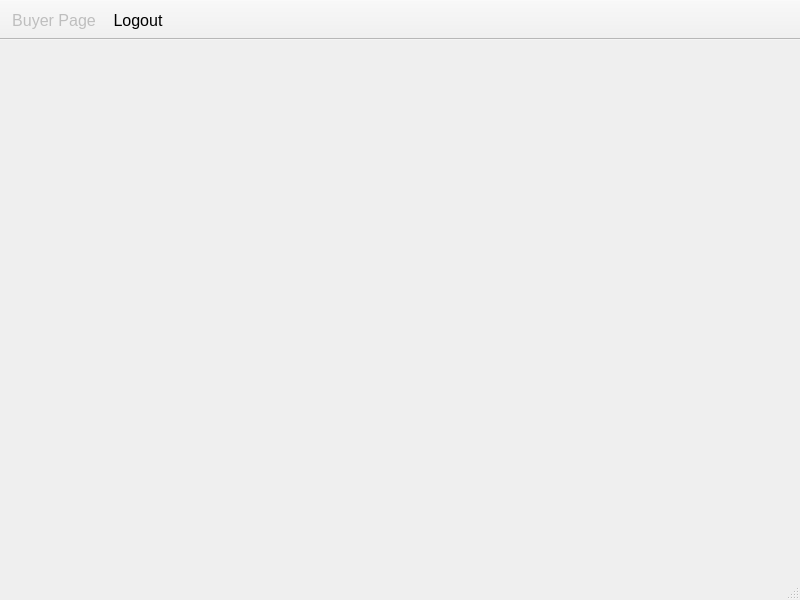
Above: buyer.ui from MrCode4/Digikala before the change. Below: the same form after it.
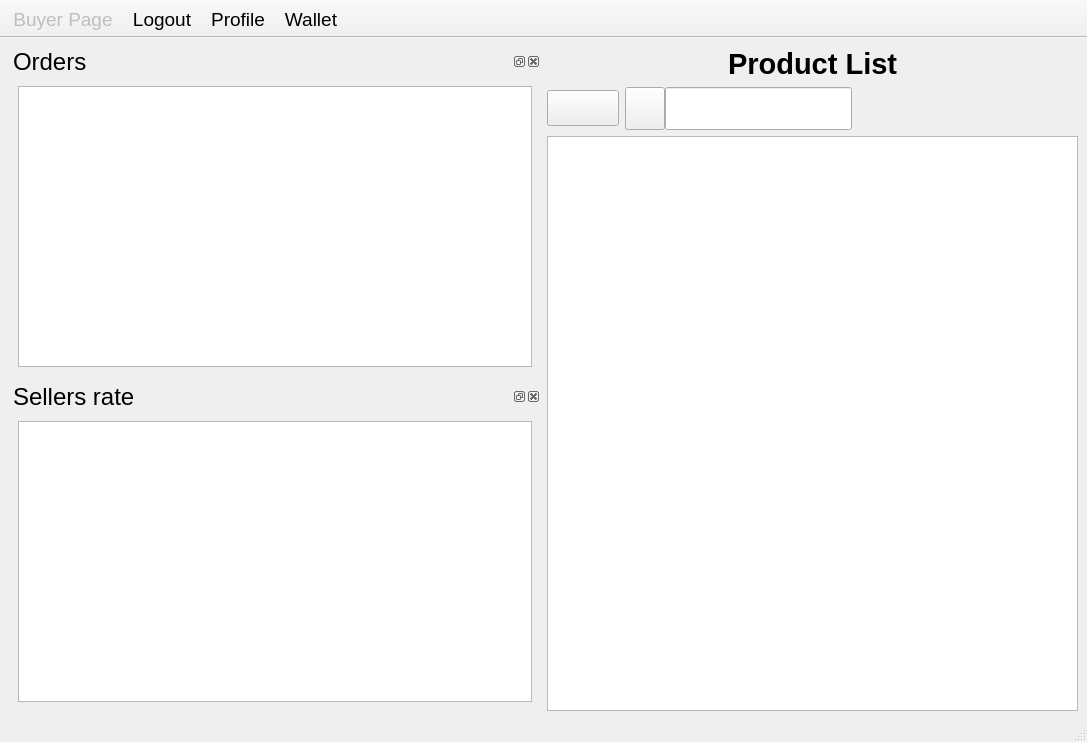
That is the form after the change. Icons and pictures are not drawn.

Commit message: buyer and serller ui updated

What changed in the file:
```diff
--- a/buyer.ui
+++ b/buyer.ui
@@ -6,20 +6,260 @@
    <rect>
     <x>0</x>
     <y>0</y>
-    <width>800</width>
-    <height>600</height>
+    <width>1087</width>
+    <height>742</height>
    </rect>
   </property>
   <property name="windowTitle">
    <string>MainWindow</string>
   </property>
-  <widget class="QWidget" name="centralwidget"/>
+  <widget class="QWidget" name="centralwidget">
+   <layout class="QHBoxLayout" name="horizontalLayout_3">
+    <item>
+     <layout class="QVBoxLayout" name="verticalLayout_2">
+      <item>
+       <widget class="QDockWidget" name="dockWidget_5">
+        <property name="minimumSize">
+         <size>
+          <width>200</width>
+          <height>145</height>
+         </size>
+        </property>
+        <property name="font">
+         <font>
+          <pointsize>18</pointsize>
+         </font>
+        </property>
+        <property name="windowTitle">
+         <string>Orders</string>
+        </property>
+        <widget class="QWidget" name="average_sellers_rate_contents_2">
+         <layout class="QVBoxLayout" name="verticalLayout_6">
+          <item>
+           <widget class="QTableView" name="order_tableView">
+            <property name="sizeAdjustPolicy">
+             <enum>QAbstractScrollArea::AdjustToContents</enum>
+            </property>
+           </widget>
+          </item>
+         </layout>
+        </widget>
+       </widget>
+      </item>
+      <item>
+       <widget class="QDockWidget" name="dockWidget_4">
+        <property name="minimumSize">
+         <size>
+          <width>200</width>
+          <height>145</height>
+         </size>
+        </property>
+        <property name="font">
+         <font>
+          <pointsize>18</pointsize>
+         </font>
+        </property>
+        <property name="windowTitle">
+         <string>Sellers rate</string>
+        </property>
+        <widget class="QWidget" name="average_sellers_rate_contents">
+         <layout class="QVBoxLayout" name="verticalLayout_5">
+          <item>
+           <widget class="QTableView" name="rate_tableView">
+            <property name="sizeAdjustPolicy">
+             <enum>QAbstractScrollArea::AdjustToContents</enum>
+            </property>
+           </widget>
+          </item>
+         </layout>
+        </widget>
+       </widget>
+      </item>
+     </layout>
+    </item>
+    <item>
+     <layout class="QVBoxLayout" name="verticalLayout">
+      <item>
+       <layout class="QHBoxLayout" name="horizontalLayout_6">
+        <property name="spacing">
+         <number>0</number>
+        </property>
+        <item>
+         <spacer name="horizontalSpacer_8">
+          <property name="orientation">
+           <enum>Qt::Horizontal</enum>
+          </property>
+          <property name="sizeHint" stdset="0">
+           <size>
+            <width>40</width>
+            <height>20</height>
+           </size>
+          </property>
+         </spacer>
+        </item>
+        <item>
+         <widget class="QLabel" name="label_7">
+          <property name="maximumSize">
+           <size>
+            <width>50</width>
+            <height>50</height>
+           </size>
+          </property>
+          <property name="text">
+           <string/>
+          </property>
+          <property name="pixmap">
+           <pixmap resource="qdarkstyle/style.qrc">:/images/product.png</pixmap>
+          </property>
+          <property name="scaledContents">
+           <bool>true</bool>
+          </property>
+         </widget>
+        </item>
+        <item>
+         <widget class="QLabel" name="label_3">
+          <property name="font">
+           <font>
+            <pointsize>22</pointsize>
+            <weight>75</weight>
+            <bold>true</bold>
+           </font>
+          </property>
+          <property name="text">
+           <string>Product List</string>
+          </property>
+         </widget>
+        </item>
+        <item>
+         <widget class="QLabel" name="label_8">
+          <property name="maximumSize">
+           <size>
+            <width>50</width>
+            <height>50</height>
+           </size>
+          </property>
+          <property name="text">
+           <string/>
+          </property>
+          <property name="pixmap">
+           <pixmap resource="qdarkstyle/style.qrc">:/images/product.png</pixmap>
+          </property>
+          <property name="scaledContents">
+           <bool>true</bool>
+          </property>
+         </widget>
+        </item>
+        <item>
+         <spacer name="horizontalSpacer_9">
+          <property name="orientation">
+           <enum>Qt::Horizontal</enum>
+          </property>
+          <property name="sizeHint" stdset="0">
+           <size>
+            <width>40</width>
+            <height>20</height>
+           </size>
+          </property>
+         </spacer>
+        </item>
+       </layout>
+      </item>
+      <item>
+       <layout class="QHBoxLayout" name="horizontalLayout_2">
+        <item>
+         <widget class="QPushButton" name="pushButton_5">
+          <property name="font">
+           <font>
+            <pointsize>18</pointsize>
+           </font>
+          </property>
+          <property name="text">
+           <string/>
+          </property>
+          <property name="icon">
+           <iconset resource="qdarkstyle/style.qrc">
+            <normaloff>:/images/buy_product.png</normaloff>:/images/buy_product.png</iconset>
+          </property>
+          <property name="iconSize">
+           <size>
+            <width>50</width>
+            <height>43</height>
+           </size>
+          </property>
+         </widget>
+        </item>
+        <item>
+         <layout class="QHBoxLayout" name="horizontalLayout">
+          <property name="spacing">
+           <number>0</number>
+          </property>
+          <item>
+           <widget class="QPushButton" name="pushButton">
+            <property name="minimumSize">
+             <size>
+              <width>0</width>
+              <height>43</height>
+             </size>
+            </property>
+            <property name="text">
+             <string/>
+            </property>
+            <property name="icon">
+             <iconset resource="qdarkstyle/style.qrc">
+              <normaloff>:/images/search_product.png</normaloff>:/images/search_product.png</iconset>
+            </property>
+            <property name="iconSize">
+             <size>
+              <width>50</width>
+              <height>43</height>
+             </size>
+            </property>
+           </widget>
+          </item>
+          <item>
+           <widget class="QLineEdit" name="search_product_lineEdit">
+            <property name="minimumSize">
+             <size>
+              <width>0</width>
+              <height>43</height>
+             </size>
+            </property>
+           </widget>
+          </item>
+         </layout>
+        </item>
+        <item>
+         <spacer name="horizontalSpacer_7">
+          <property name="orientation">
+           <enum>Qt::Horizontal</enum>
+          </property>
+          <property name="sizeHint" stdset="0">
+           <size>
+            <width>40</width>
+            <height>20</height>
+           </size>
+          </property>
+         </spacer>
+        </item>
+       </layout>
+      </item>
+      <item>
+       <widget class="QTableView" name="product_tableView">
+        <property name="sizeAdjustPolicy">
+         <enum>QAbstractScrollArea::AdjustToContents</enum>
+        </property>
+       </widget>
+      </item>
+     </layout>
+    </item>
+   </layout>
+  </widget>
   <widget class="QStatusBar" name="statusbar"/>
   <widget class="QToolBar" name="toolBar">
    <property name="minimumSize">
     <size>
      <width>0</width>
-     <height>40</height>
+     <height>0</height>
     </size>
    </property>
    <property name="font">
@@ -33,6 +273,15 @@
    <property name="movable">
     <bool>false</bool>
    </property>
+   <property name="iconSize">
+    <size>
+     <width>50</width>
+     <height>50</height>
+    </size>
+   </property>
+   <property name="toolButtonStyle">
+    <enum>Qt::ToolButtonTextBesideIcon</enum>
+   </property>
    <property name="floatable">
     <bool>false</bool>
    </property>
@@ -44,6 +293,8 @@
    </attribute>
    <addaction name="actionBuyer_Page"/>
    <addaction name="actionLogout"/>
+   <addaction name="actionProfile"/>
+   <addaction name="actionWallet"/>
   </widget>
   <action name="actionBuyer_Page">
    <property name="enabled">
@@ -54,7 +305,7 @@
    </property>
    <property name="font">
     <font>
-     <pointsize>12</pointsize>
+     <pointsize>14</pointsize>
     </font>
    </property>
   </action>
@@ -62,6 +313,42 @@
    <property name="text">
     <string>Logout</string>
    </property>
+   <property name="font">
+    <font>
+     <pointsize>14</pointsize>
+    </font>
+   </property>
+  </action>
+  <action name="actionWallet">
+   <property name="icon">
+    <iconset resource="qdarkstyle/style.qrc">
+     <normaloff>:/images/wallet.png</normaloff>:/images/wallet.png</iconset>
+   </property>
+   <property name="text">
+    <string>Wallet</string>
+   </property>
+   <property name="toolTip">
+    <string>wallet</string>
+   </property>
+   <property name="font">
+    <font>
+     <pointsize>14</pointsize>
+    </font>
+   </property>
+  </action>
+  <action name="actionProfile">
+   <property name="icon">
+    <iconset resource="qdarkstyle/style.qrc">
+     <normaloff>:/images/profile.png</normaloff>:/images/profile.png</iconset>
+   </property>
+   <property name="text">
+    <string>Profile</string>
+   </property>
+   <property name="font">
+    <font>
+     <pointsize>14</pointsize>
+    </font>
+   </property>
   </action>
  </widget>
  <resources/>
```
Left out of the diff: 8 changed lines with no effect on the pictures. The commit also changes 5 other files.
